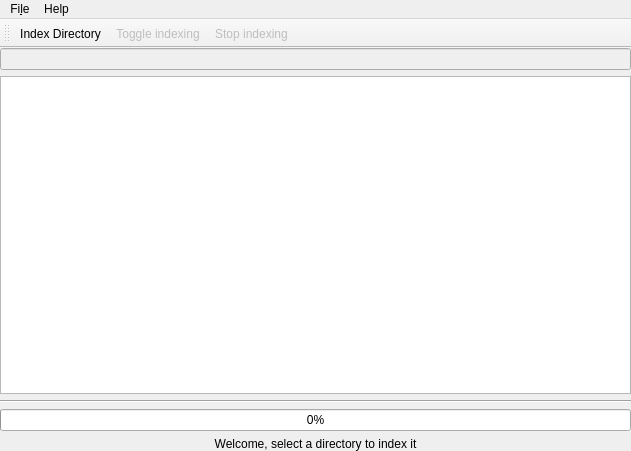
This is mainwindow.ui in Tindarid/prep-grep as Qt 5 draws it before an edit. The edited form follows.
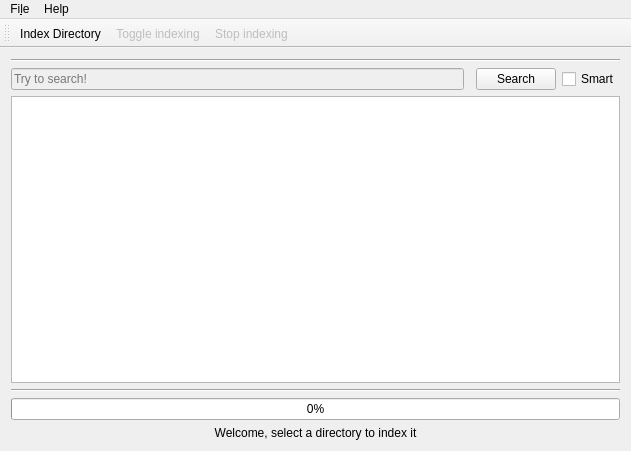
This is the edited form.

Patch:
```diff
--- a/mainwindow.ui
+++ b/mainwindow.ui
@@ -14,27 +14,47 @@
    <string>MainWindow</string>
   </property>
   <widget class="QWidget" name="centralWidget">
-   <layout class="QVBoxLayout" name="verticalLayout">
-    <property name="leftMargin">
-     <number>0</number>
-    </property>
-    <property name="topMargin">
-     <number>0</number>
-    </property>
-    <property name="rightMargin">
-     <number>0</number>
-    </property>
-    <property name="bottomMargin">
-     <number>0</number>
-    </property>
-    <item>
+   <layout class="QGridLayout" name="gridLayout">
+    <item row="1" column="0">
      <widget class="QLineEdit" name="lineEdit">
       <property name="enabled">
        <bool>false</bool>
       </property>
+      <property name="placeholderText">
+       <string>Try to search!</string>
+      </property>
      </widget>
     </item>
-    <item>
+    <item row="1" column="2">
+     <widget class="QPushButton" name="searchButton">
+      <property name="maximumSize">
+       <size>
+        <width>99</width>
+        <height>28</height>
+       </size>
+      </property>
+      <property name="text">
+       <string>Search</string>
+      </property>
+     </widget>
+    </item>
+    <item row="1" column="3">
+     <widget class="QCheckBox" name="checkBox">
+      <property name="toolTip">
+       <string>Smart search, which startx after changing search pattern (len &gt; 2)</string>
+      </property>
+      <property name="statusTip">
+       <string/>
+      </property>
+      <property name="whatsThis">
+       <string/>
+      </property>
+      <property name="text">
+       <string>Smart</string>
+      </property>
+     </widget>
+    </item>
+    <item row="4" column="0" colspan="4">
      <widget class="QTreeWidget" name="treeWidget">
       <property name="lineWidth">
        <number>1</number>
@@ -66,14 +86,7 @@
       </column>
      </widget>
     </item>
-    <item>
-     <widget class="Line" name="line">
-      <property name="orientation">
-       <enum>Qt::Horizontal</enum>
-      </property>
-     </widget>
-    </item>
-    <item>
+    <item row="6" column="0" colspan="4">
      <widget class="QProgressBar" name="progressBar">
       <property name="enabled">
        <bool>true</bool>
@@ -86,7 +99,14 @@
       </property>
      </widget>
     </item>
-    <item>
+    <item row="5" column="0" colspan="4">
+     <widget class="Line" name="line">
+      <property name="orientation">
+       <enum>Qt::Horizontal</enum>
+      </property>
+     </widget>
+    </item>
+    <item row="7" column="0" colspan="4">
      <widget class="QLabel" name="label">
       <property name="layoutDirection">
        <enum>Qt::LeftToRight</enum>
@@ -99,6 +119,13 @@
       </property>
      </widget>
     </item>
+    <item row="0" column="0" colspan="4">
+     <widget class="Line" name="line_2">
+      <property name="orientation">
+       <enum>Qt::Horizontal</enum>
+      </property>
+     </widget>
+    </item>
    </layout>
   </widget>
   <widget class="QMenuBar" name="menuBar">
```
